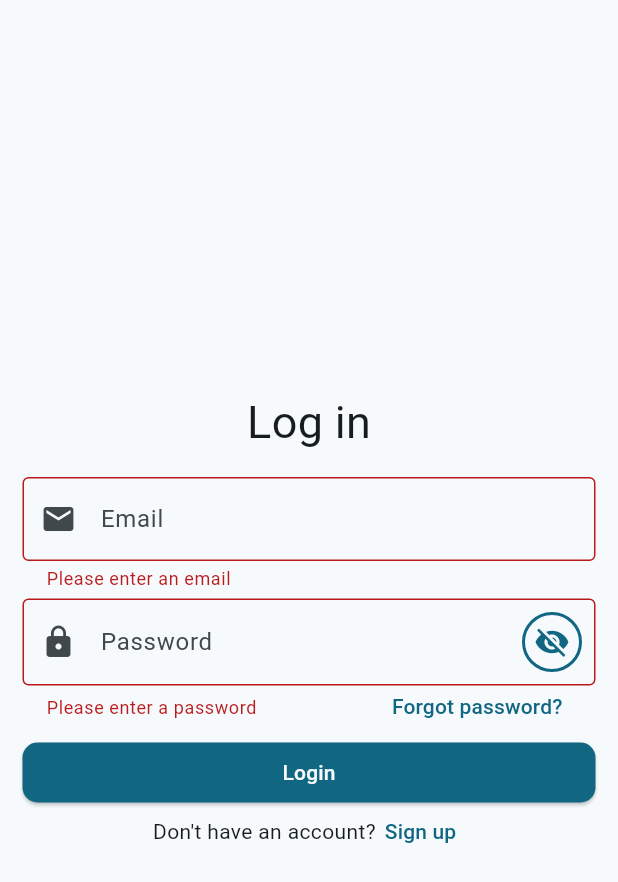
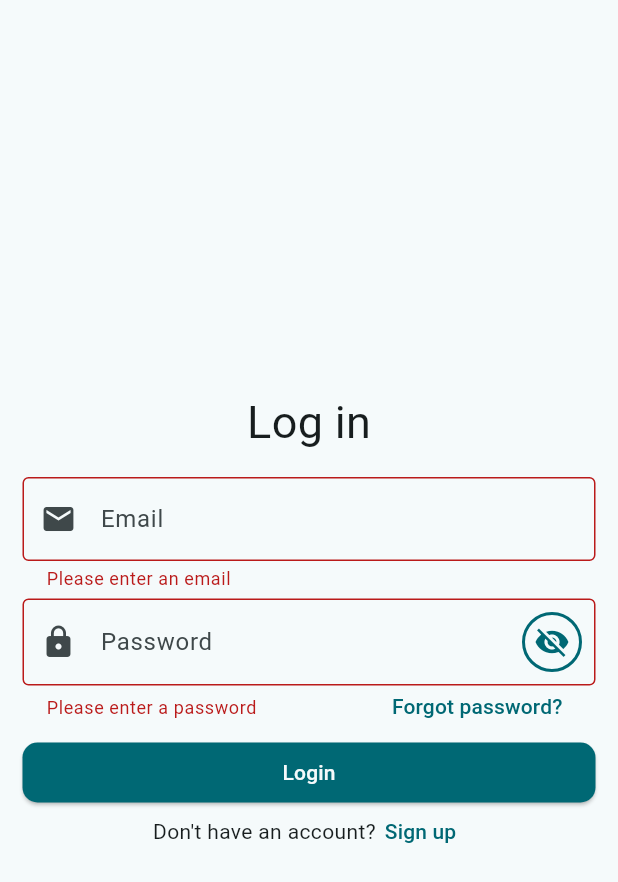
Before and after one commit to MarcoBonato2007/QuoteLike, a Flutter app: the screen it shows after launch, after a tap on "Login", on a phone screen of 412 x 824 dp. Shown: the top 882 px of the screen. Run offline on Flutter 3.47's test engine with Material 3 defaults, Android fonts, the phone set to English and light mode, and no system bars; our stand-ins replace cloud_firestore, connectivity_plus, email_validator, firebase_auth, firebase_core, shared_preferences; accounts and stored records are empty.

Commit message:
Finished settings page, added theme settings

```diff
--- a/lib/constants.dart
+++ b/lib/constants.dart
@@ -24,6 +24,4 @@ class ErrorCodes {
 const String PRIVACY_POLICY = """
   Hello
   This is an example privacy policy
-  There is nothing here yet
-  MAKE THIS LONG TO TEST SCROLLBAR CAPABILITY
-""";
+  There is nothing here yet""";
--- a/lib/main.dart
+++ b/lib/main.dart
@@ -2,8 +2,12 @@ import 'package:firebase_auth/firebase_auth.dart';
 import 'package:firebase_core/firebase_core.dart';
 import 'package:flutter/material.dart';
 import 'package:logging/logging.dart';
+import 'package:provider/provider.dart';
+import 'package:quotebook/globals.dart';
 import 'package:quotebook/login_page.dart';
 import 'package:quotebook/main_page.dart';
+import 'package:quotebook/theme_settings.dart';
+import 'package:shared_preferences/shared_preferences.dart';
 import 'firebase_options.dart';
 
 // com.bonato.quotebook
@@ -34,20 +38,31 @@ void main() async {
       }
   });
 
-  runApp(const MyApp());
+  final prefs = await SharedPreferences.getInstance();
+
+  runApp( // we wrap this in a changenotifierprovider so it updates as the theme updates
+    ChangeNotifierProvider(
+      create: (context) => ThemeSettings(prefs.getBool("isColorThemeLight") ?? true),
+      child: Consumer<ThemeSettings>(
+        builder: (BuildContext context, ThemeSettings themeSettings, child) {
+          return MyApp(themeSettings);
+        }
+      )
+    )
+  );
 }
 
 class MyApp extends StatelessWidget {
-  const MyApp({super.key});
+  final ThemeSettings themeSettings;
+  const MyApp(this.themeSettings, {super.key});
 
   // This widget is the root of your application.
   @override
   Widget build(BuildContext context) {
     return MaterialApp(
       title: 'Flutter Demo',
-      theme: ThemeData(
-        colorScheme: ColorScheme.fromSeed(seedColor: Colors.blueGrey),
-      ),
+      navigatorKey: navigatorKey,
+      theme: themeSettings.themeData,
       home: const MyHomePage(),
     );
   }
@@ -66,10 +81,11 @@ class _MyHomePageState extends State<MyHomePage> {
     return StreamBuilder<User?>(
       stream: FirebaseAuth.instance.authStateChanges(),
       builder: (BuildContext context, AsyncSnapshot<User?> userSnapshot) {
+        // shows main page if logged in and verified, shows login page otherwsie
         if (userSnapshot.connectionState == ConnectionState.waiting) {
           return Center(child: CircularProgressIndicator());
         }
-        else if (userSnapshot.hasData && userSnapshot.data!.emailVerified == true) { // go to main page
+        else if (userSnapshot.hasData && userSnapshot.data!.emailVerified == true) {
           return MainPage();
         }
         else {
@@ -81,11 +97,7 @@ class _MyHomePageState extends State<MyHomePage> {
 }
 
 // Next in line
-  // figure out the confusion with Navigator.of(context).pop(), do i need to put it in async?
-  // why does it work on delete account and not login?
-  // check this problem on login, logout and delete account (do this one last)
-
-  // finish settings page
+  // add invert color theme to bottom of login page / signup page
   // Add the quotes, searchbar, like feature, sort feature
 
 // Polish
@@ -101,8 +113,11 @@ class _MyHomePageState extends State<MyHomePage> {
   // lots of code cleanup, make it better, try finding built-in alternatives to things
   // Don't just .catchError(), actually affect the error messages or show a snackbar, remember to use .timeout() and the stuff in globals
   // do network checks (while ur in quote)
+  // add splash screen (use the package)
   // USe leading underscore (_) for best practice, see where you're supposed to use it
   // Research other good practices
+  // find any screen switches, check if you need to use navigatorKey anywhere. NO USE OF CONTEXT ANYWHERE after a screen switch (setState included)
+  // see if you want to customize some text style (e.g. make it bold), use richtext
   // research and make good firebase security rules
   // look at earlier made files for style guides (e.g. login page or globals)
   // tons and tons of testing. try catching every error possible (firebase auth and firebase firestore).
--- a/lib/signup_page.dart
+++ b/lib/signup_page.dart
@@ -69,7 +69,7 @@ class _SignupPageState extends State<SignupPage>{
   /// The user is not made aware if they are signing up an already existing user.
   /// This is to prevent an email enumeration attack.
   Future<void> signup(String email, String password) async {
-    showLoadingIcon(context);
+    showLoadingIcon();
 
     // new error messages (can be null)
     ErrorCode? newEmailError;
@@ -111,9 +111,7 @@ class _SignupPageState extends State<SignupPage>{
       }
     });
 
-    if (mounted) {
-      hideLoadingIcon(context);
-    }
+    hideLoadingIcon();
   }
 
   @override
--- /dev/null
+++ b/lib/theme_settings.dart
@@ -0,0 +1,24 @@
+import 'package:flutter/material.dart';
+import 'package:shared_preferences/shared_preferences.dart';
+
+class ThemeSettings extends ChangeNotifier {
+  bool isColorThemeLight;
+
+  ThemeSettings(this.isColorThemeLight);
+
+  ThemeData get themeData {
+    return ThemeData(
+      colorScheme: ColorScheme.fromSeed(
+        seedColor: isColorThemeLight ? Colors.white : Colors.black,
+        brightness: isColorThemeLight ? Brightness.light : Brightness.dark,
+      ),
+    );
+  }
+
+  Future<void> invertColorTheme() async {
+    isColorThemeLight = !isColorThemeLight;
+    final prefs = await SharedPreferences.getInstance();
+    await prefs.setBool("isColorThemeLight", !isColorThemeLight);
+    notifyListeners();
+  }
+}
--- a/pubspec.yaml
+++ b/pubspec.yaml
@@ -39,7 +39,9 @@ dependencies:
   cloud_firestore: ^6.0.0
   email_validator: ^3.0.0 # Used to validate email addresses on signup/login screen
   connectivity_plus: ^6.1.5 # Used to check if user is connected to internet
-  logging: ^1.3.0
+  logging: ^1.3.0 # used to log error messages
+  shared_preferences: ^2.5.3 # used to store whether light mode is enabled or not
+  provider: ^6.1.5+1
 
 dev_dependencies:
   flutter_test:
```
Also changed, not shown: lib/globals.dart (+5 -5 lines), lib/login_page.dart (+11 -12 lines), lib/settings_page.dart (+78 -21 lines), pubspec.lock, 1 other file.
